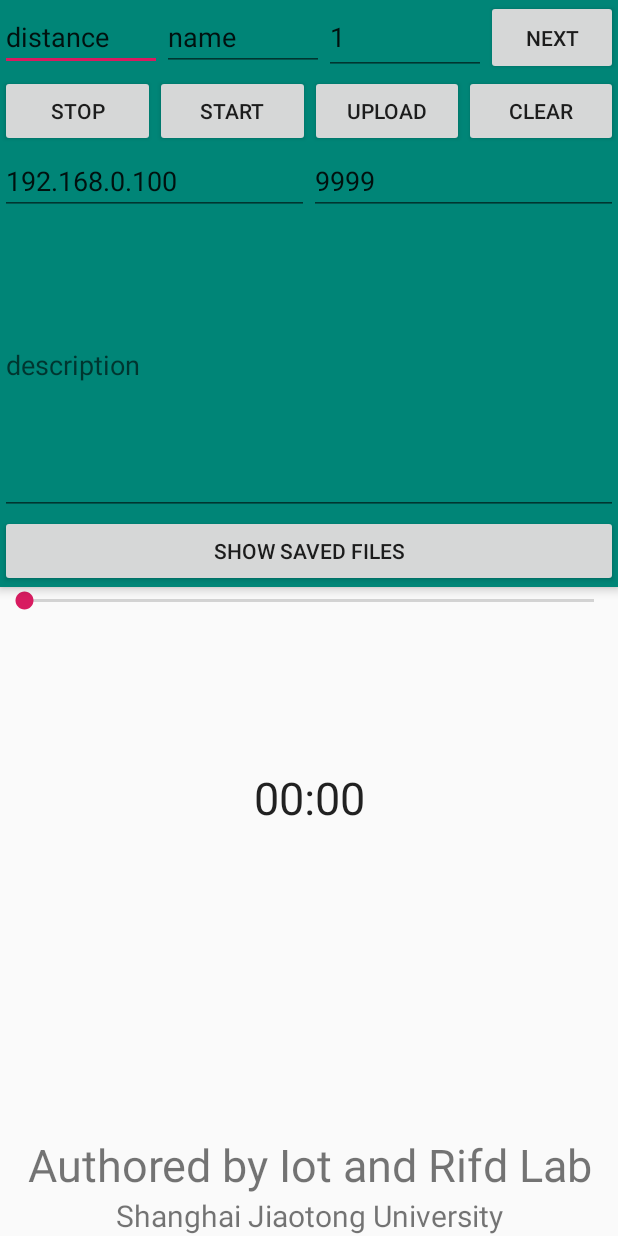
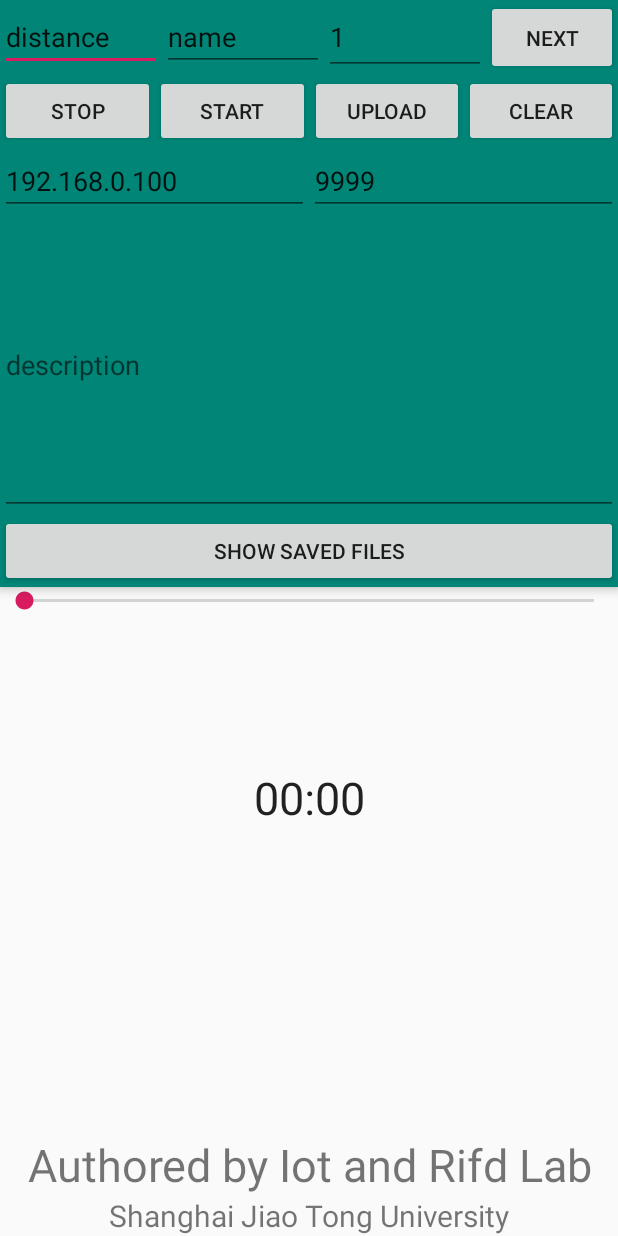
Before and after one commit to ZIrV/AFaceIDproject, an Android app: the screen it shows after launch (MainActivity), on a phone screen of 412 x 824 dp. Run offline under Robolectric (Android 15) with nearby library versions, the phone set to English and light mode, and no system bars; libraries missing offline, so code that uses them is left out: com.sjtu.iot, kotlin.coroutines.experimental.

Commit message:
Jiao Tong

```diff
--- a/app/src/main/res/layout/content_main.xml
+++ b/app/src/main/res/layout/content_main.xml
@@ -41,6 +41,6 @@
                 android:layout_height="wrap_content"
                 android:textSize="20dp"
                 android:textAlignment="center"
-                android:text="Shanghai Jiaotong University"/>
+                android:text="Shanghai Jiao Tong University"/>
     </LinearLayout>
 </android.support.constraint.ConstraintLayout>
```
